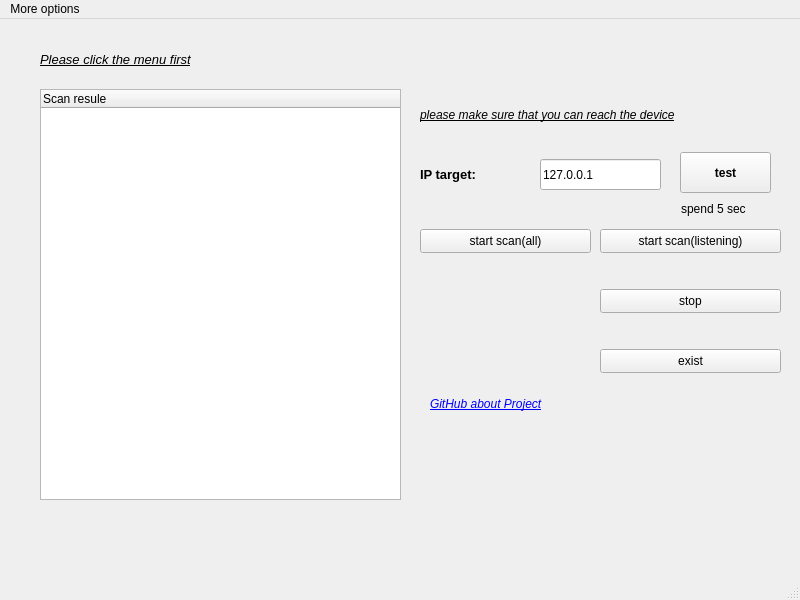
Qt form mainwindow.ui (Peqiii/PortScanner) before a commit.
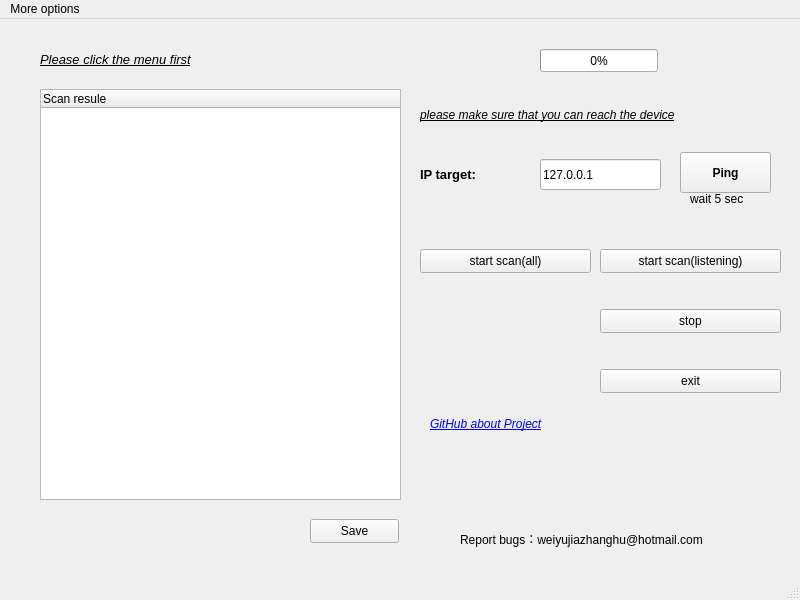
The same form after that commit. Icons and pictures are not drawn.

```diff
--- a/mainwindow.ui
+++ b/mainwindow.ui
@@ -18,7 +18,7 @@
     <property name="geometry">
      <rect>
       <x>420</x>
-      <y>210</y>
+      <y>230</y>
       <width>171</width>
       <height>24</height>
      </rect>
@@ -66,13 +66,13 @@
     <property name="geometry">
      <rect>
       <x>600</x>
-      <y>330</y>
+      <y>350</y>
       <width>181</width>
       <height>24</height>
      </rect>
     </property>
     <property name="text">
-     <string>exist</string>
+     <string>exit</string>
     </property>
    </widget>
    <widget class="QLineEdit" name="lineEdit_IP">
@@ -112,7 +112,7 @@
     <property name="geometry">
      <rect>
       <x>460</x>
-      <y>270</y>
+      <y>290</y>
       <width>101</width>
       <height>101</height>
      </rect>
@@ -245,7 +245,7 @@
     <property name="geometry">
      <rect>
       <x>600</x>
-      <y>270</y>
+      <y>290</y>
       <width>181</width>
       <height>24</height>
      </rect>
@@ -258,7 +258,7 @@
     <property name="geometry">
      <rect>
       <x>600</x>
-      <y>210</y>
+      <y>230</y>
       <width>181</width>
       <height>24</height>
      </rect>
@@ -271,7 +271,7 @@
     <property name="geometry">
      <rect>
       <x>430</x>
-      <y>370</y>
+      <y>390</y>
       <width>161</width>
       <height>31</height>
      </rect>
@@ -315,20 +315,59 @@
      </font>
     </property>
     <property name="text">
-     <string>test</string>
+     <string>Ping</string>
     </property>
    </widget>
    <widget class="QLabel" name="label">
     <property name="geometry">
      <rect>
-      <x>681</x>
-      <y>180</y>
-      <width>91</width>
+      <x>690</x>
+      <y>170</y>
+      <width>81</width>
       <height>20</height>
      </rect>
     </property>
     <property name="text">
-     <string>spend 5 sec</string>
+     <string>wait 5 sec</string>
+    </property>
+   </widget>
+   <widget class="QLabel" name="label_2">
+    <property name="geometry">
+     <rect>
+      <x>460</x>
+      <y>510</y>
+      <width>321</width>
+      <height>20</height>
+     </rect>
+    </property>
+    <property name="text">
+     <string>Report bugs：weiyujiazhanghu@hotmail.com</string>
+    </property>
+   </widget>
+   <widget class="QProgressBar" name="progressBar">
+    <property name="geometry">
+     <rect>
+      <x>540</x>
+      <y>30</y>
+      <width>118</width>
+      <height>23</height>
+     </rect>
+    </property>
+    <property name="value">
+     <number>0</number>
+    </property>
+   </widget>
+   <widget class="QPushButton" name="pushButton_save">
+    <property name="geometry">
+     <rect>
+      <x>310</x>
+      <y>500</y>
+      <width>89</width>
+      <height>24</height>
+     </rect>
+    </property>
+    <property name="text">
+     <string>Save</string>
     </property>
    </widget>
   </widget>
```
